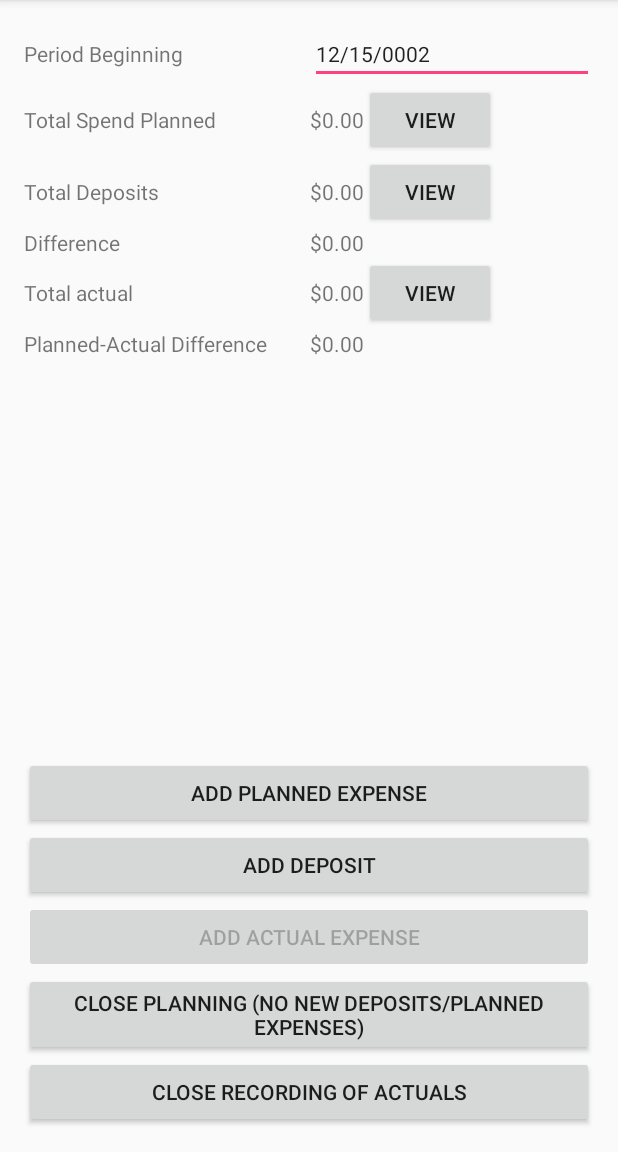
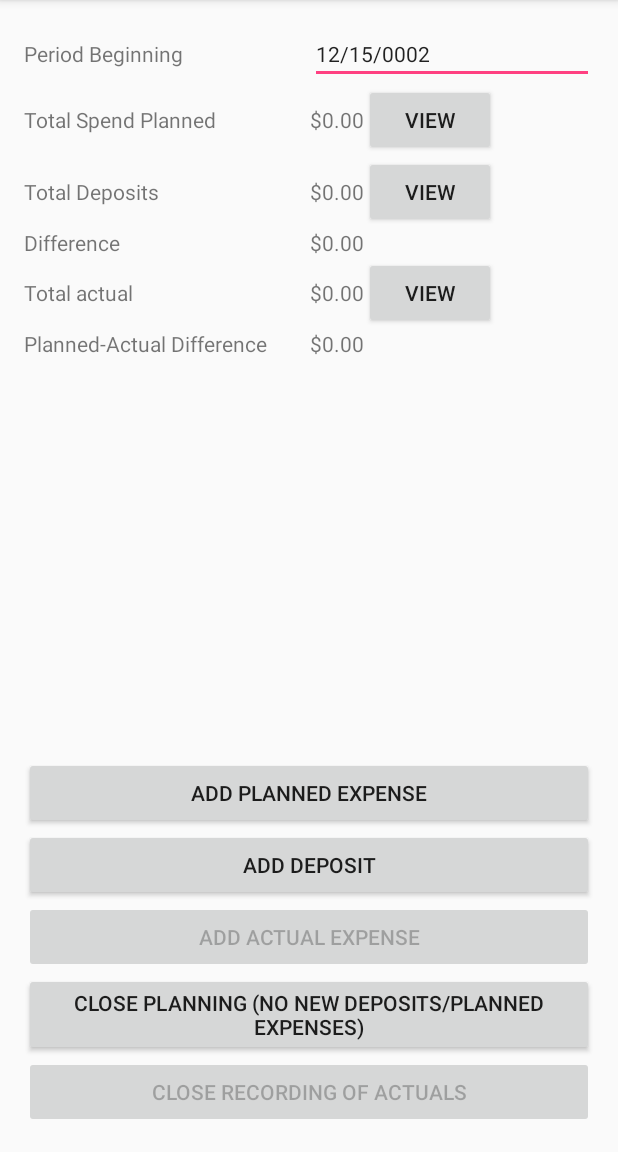
Before and after one commit to jegsoftware/agilebudgeting, an Android app: the PlanActivity screen opened directly, with no data from a screen before it, after a tap on "CLOSE RECORDING OF ACTUALS", on a phone screen of 412 x 824 dp, the part 84-1236 px from its top. Run offline under Robolectric (Android 15) with nearby library versions, the phone set to English and light mode, and no system bars; 7 statements that could not run were skipped.

```diff
--- a/app/src/main/java/com/example/jonathon/agilebudgeting/ListActivity.java
+++ b/app/src/main/java/com/example/jonathon/agilebudgeting/ListActivity.java
@@ -57,7 +57,6 @@ public class ListActivity extends AppCompatActivity implements View.OnClickListe
 
         LinearLayout listView = (LinearLayout) findViewById(R.id.itemList);
         Iterator<? extends Item> iter = items.iterator();
-        int editButtonId = 0;
         while (iter.hasNext())
         {
             LinearLayout itemView = new LinearLayout(listView.getContext());
--- a/app/src/main/java/com/example/jonathon/agilebudgeting/PlanActivity.java
+++ b/app/src/main/java/com/example/jonathon/agilebudgeting/PlanActivity.java
@@ -178,6 +178,9 @@ public class PlanActivity extends AppCompatActivity {
     private void disableActuals() {
         Button addActualsButton = (Button) findViewById(R.id.addActualExpenseButton);
         addActualsButton.setEnabled(false);
+
+        Button closeActualsButton = (Button) findViewById(R.id.closeActualsButton);
+        closeActualsButton.setEnabled(false);
     }
 
     private void disablePlanning() {
```
